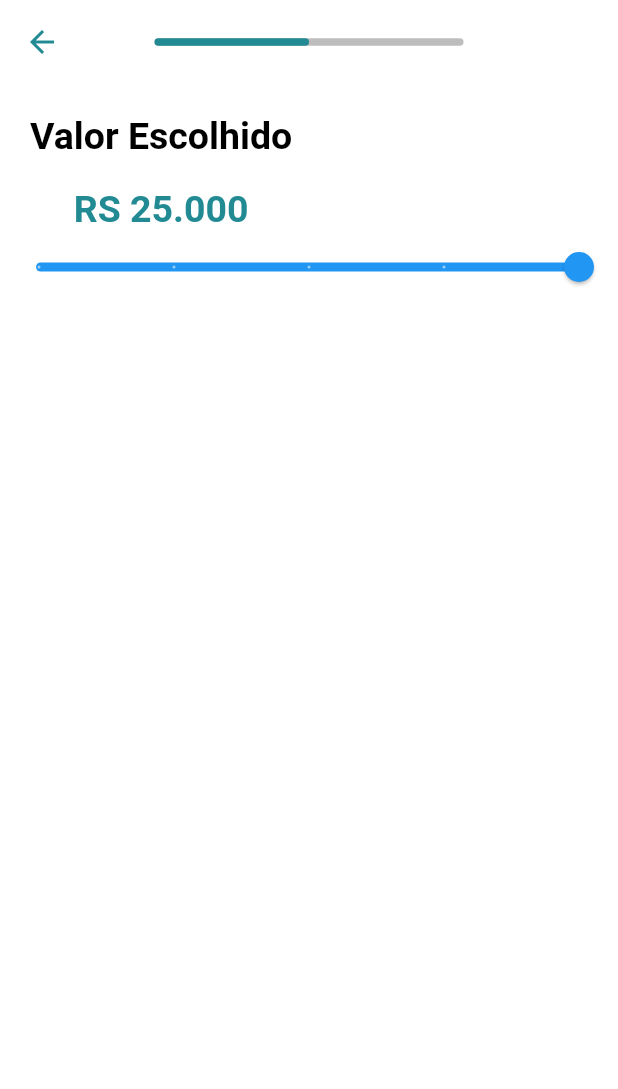
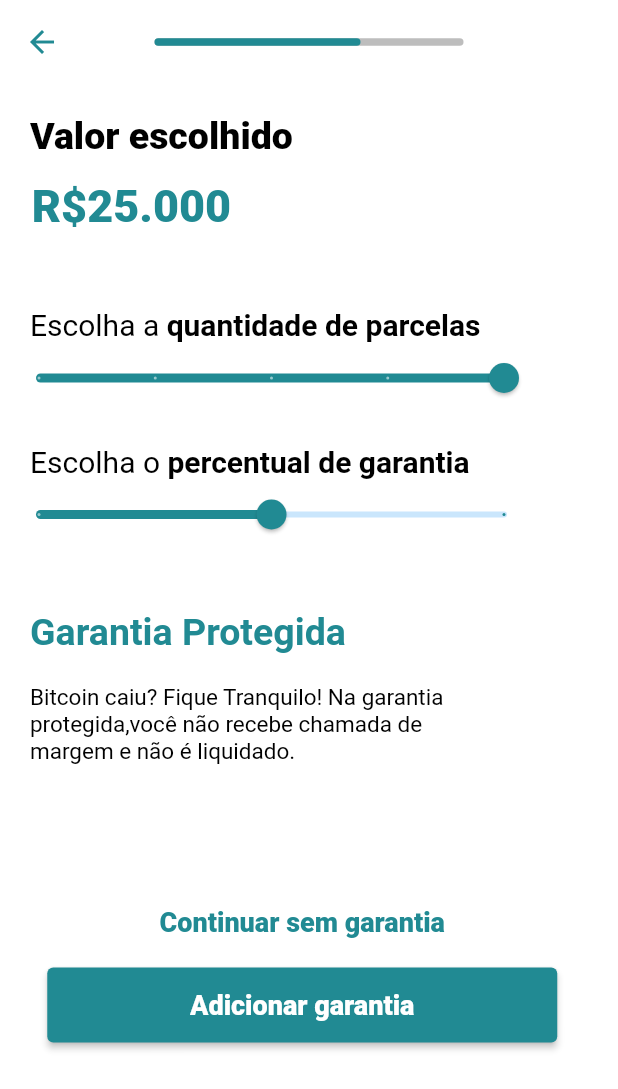
Before and after one commit to juliane-maria/credit-simulator, a Flutter app: the SecondPage screen opened by its route, on a phone screen of 412 x 824 dp. Shown: the top 1089 px of the screen. Run offline on Flutter 3.47's test engine with Material 2 defaults, Android fonts, the phone set to English and light mode, and no system bars; our stand-ins replace flutter_modular.

Commit message:
feat(second-page) : layout completo

```diff
--- a/lib/core/modules/app_module.dart
+++ b/lib/core/modules/app_module.dart
@@ -1,8 +1,9 @@
 import 'package:flutter_modular/flutter_modular.dart';
-import 'package:simular_credito/presenter/pages/first_page/first_page.dart';
-import 'package:simular_credito/presenter/pages/second_page/second_page.dart';
 
+import '../../presenter/pages/first_page/first_page.dart';
 import '../../presenter/pages/home_page/home_page.dart';
+import '../../presenter/pages/second_page/second_page.dart';
+import '../../presenter/pages/third_page/third_page.dart';
 
 class AppModule extends Module {
   @override
@@ -21,5 +22,9 @@ class AppModule extends Module {
           '/second-page',
           child: (context, args) => const SecondPage(),
         ),
+        ChildRoute(
+          '/third-page',
+          child: (context, args) => const ThirdPage(),
+        ),
       ];
 }
--- /dev/null
+++ b/lib/presenter/components/button_garantia_component.dart
@@ -0,0 +1,43 @@
+import 'package:flutter/material.dart';
+import 'package:flutter/src/foundation/key.dart';
+import 'package:flutter/src/widgets/framework.dart';
+import 'package:simular_credito/presenter/theme_app.dart';
+
+class ButtonGarantiaComponent extends StatelessWidget {
+  final String buttonText;
+  final void Function()? onTap;
+  const ButtonGarantiaComponent(
+      {Key? key, required this.buttonText, this.onTap})
+      : super(key: key);
+
+  @override
+  Widget build(BuildContext context) {
+    return Center(
+      child: Column(
+        children: <Widget>[
+          Padding(
+            padding: const EdgeInsets.only(top: 5, right: 9),
+            child: SizedBox(
+              width: 340,
+              height: 50,
+              child: ElevatedButton(
+                style: ButtonStyle(
+                  backgroundColor:
+                      MaterialStateProperty.all<Color>(ThemeApp.primaryColor),
+                ),
+                onPressed: onTap,
+                child: Text(
+                  buttonText,
+                  style: const TextStyle(
+                      fontSize: 18,
+                      fontWeight: FontWeight.w800,
+                      color: ThemeApp.thirdColor),
+                ),
+              ),
+            ),
+          )
+        ],
+      ),
+    );
+  }
+}
--- a/lib/presenter/components/button_component.dart
+++ b/lib/presenter/components/button_padrao_component.dart
@@ -1,5 +1,6 @@
 import 'package:flutter/material.dart';
-import 'package:simular_credito/presenter/theme_app.dart';
+
+import '../theme_app.dart';
 
 class ButtonComponent extends StatelessWidget {
   final String buttonText;
--- /dev/null
+++ b/lib/presenter/components/button_sem_garantia_component.dart
@@ -0,0 +1,38 @@
+import 'package:flutter/material.dart';
+import 'package:flutter/src/foundation/key.dart';
+import 'package:flutter/src/widgets/framework.dart';
+import 'package:simular_credito/presenter/theme_app.dart';
+
+class ButtonSemGarantiaComponent extends StatelessWidget {
+  final String buttonText;
+  final void Function()? onTap;
+  const ButtonSemGarantiaComponent(
+      {Key? key, required this.buttonText, this.onTap})
+      : super(key: key);
+
+  @override
+  Widget build(BuildContext context) {
+    return Padding(
+      padding: const EdgeInsets.only(top: 80, right: 9),
+      child: SizedBox(
+        width: 340,
+        height: 50,
+        child: ElevatedButton(
+          style: ButtonStyle(
+            elevation: MaterialStateProperty.all(0),
+            backgroundColor:
+                MaterialStateProperty.all<Color>(ThemeApp.thirdColor),
+          ),
+          onPressed: onTap,
+          child: Text(
+            buttonText,
+            style: const TextStyle(
+                fontSize: 18,
+                fontWeight: FontWeight.w800,
+                color: ThemeApp.primaryColor),
+          ),
+        ),
+      ),
+    );
+  }
+}
--- a/lib/presenter/pages/first_page/first_page.dart
+++ b/lib/presenter/pages/first_page/first_page.dart
@@ -1,7 +1,7 @@
 import 'package:flutter/material.dart';
 import 'package:flutter_modular/flutter_modular.dart';
 
-import '../../components/button_component.dart';
+import '../../components/button_padrao_component.dart';
 import '../../components/progress_bar_component.dart';
 import '../../theme_app.dart';
 import 'widgets/form_simula_widget.dart';
--- a/lib/presenter/pages/home_page/home_page.dart
+++ b/lib/presenter/pages/home_page/home_page.dart
@@ -1,7 +1,7 @@
 import 'package:flutter/material.dart';
 import 'package:flutter_modular/flutter_modular.dart';
 
-import '../../components/button_component.dart';
+import '../../components/button_padrao_component.dart';
 import 'widgets/form_fields_widget.dart';
 
 class HomePage extends StatelessWidget {
--- a/lib/presenter/pages/second_page/second_page.dart
+++ b/lib/presenter/pages/second_page/second_page.dart
@@ -1,8 +1,15 @@
 import 'package:flutter/material.dart';
-import 'package:simular_credito/presenter/pages/second_page/widgets/texts_widgets.dart';
+import 'package:flutter_modular/flutter_modular.dart';
 
+import '../../components/button_garantia_component.dart';
+import '../../components/button_sem_garantia_component.dart';
 import '../../components/progress_bar_component.dart';
 import '../../theme_app.dart';
+import 'widgets/first_subtitle_widget.dart';
+import 'widgets/first_title_widget.dart';
+import 'widgets/second_subtitle_widget.dart';
+import 'widgets/second_title_widget.dart';
+import 'widgets/texto_descritivo_widget.dart';
 
 class SecondPage extends StatefulWidget {
   const SecondPage({Key? key}) : super(key: key);
@@ -15,31 +22,42 @@ class _SecondPageState extends State<SecondPage> {
   @override
   Widget build(BuildContext context) {
     double _currentSliderValue = 12;
-    double progress = MediaQuery.of(context).size.height / 4;
+    double _currentSliderValue1 = 12;
+    double progress = MediaQuery.of(context).size.width / 2;
     return Scaffold(
-      backgroundColor: ThemeApp.thirtColor,
+      backgroundColor: ThemeApp.thirdColor,
       appBar: AppBar(
-        backgroundColor: ThemeApp.thirtColor,
+        backgroundColor: ThemeApp.thirdColor,
         elevation: 0,
         foregroundColor: ThemeApp.primaryColor,
         centerTitle: true,
         actions: const [],
-        title:
-            ProgressBarComponent(progress: progress / 2, maxProgress: progress),
+        title: ProgressBarComponent(
+            progress: progress / 3 * 2, maxProgress: progress),
       ),
       body: Column(
         children: [
           Row(
             children: [
-              TextsWidgets(
-                  firstTitle: 'Valor Escolhido',
-                  secondTitle: 'RS 25.000',
-                  firstSubtitle: 'Escolha a ',
-                  secondSubtitle: 'quantidade de parcelas')
+              FirstTitleWidget(
+                firstTitle: 'Valor escolhido',
+                // secondTitle: 'RS 25.000',
+                // firstSubtitle: 'Escolha a ',
+                // secondSubtitle: 'quantidade de parcelas'
+              ),
             ],
           ),
-          Slider(
+          Row(
+            children: [
+              FirstSubtitleWidget(firstSubtitle: 'Escolha a '),
+              SecondSubtitleWidget(secondSubtitle: 'quantidade de parcelas')
+            ],
+          ),
+          Padding(
+            padding: const EdgeInsets.only(right: 50),
+            child: Slider(
               value: _currentSliderValue,
+              activeColor: ThemeApp.primaryColor,
               max: 12,
               divisions: 4,
               label: _currentSliderValue.round().toString(),
@@ -49,6 +67,64 @@ class _SecondPageState extends State<SecondPage> {
                 });
               },
             ),
+          ),
+          Row(
+            children: [
+              FirstSubtitleWidget(firstSubtitle: 'Escolha o '),
+              SecondSubtitleWidget(secondSubtitle: 'percentual de garantia')
+            ],
+          ),
+          Padding(
+            padding: const EdgeInsets.only(right: 50),
+            child: Slider(
+              activeColor: ThemeApp.primaryColor,
+              value: _currentSliderValue1,
+              max: 20,
+              divisions: 2,
+              label: _currentSliderValue1.round().toString(),
+              onChanged: (double value) {
+                setState(() {
+                  _currentSliderValue1 = value;
+                });
+              },
+            ),
+          ),
+          Row(
+            children: [
+              SecondTitleWidget(secondTitle: 'Garantia Protegida'),
+            ],
+          ),
+          Row(
+            children: [
+              TextoDescritivoWidget(
+                  text: 'Bitcoin caiu? Fique Tranquilo! '
+                      'Na garantia\nprotegida,você não recebe'
+                      ' chamada de\nmargem '
+                      'e não é liquidado.'),
+            ],
+          ),
+          Column(
+            children: [
+              Padding(
+                padding: const EdgeInsets.only(),
+                child: ButtonSemGarantiaComponent(
+                  buttonText: 'Continuar sem garantia',
+                  onTap: () {
+                    Modular.to.pushNamed('/third-page');
+                  },
+                ),
+              ),
+              Padding(
+                padding: const EdgeInsets.only(),
+                child: ButtonGarantiaComponent(
+                  buttonText: 'Adicionar garantia',
+                  onTap: () {
+                    Modular.to.pushNamed('/third-page');
+                  },
+                ),
+              ),
+            ],
+          ),
         ],
       ),
     );
--- /dev/null
+++ b/lib/presenter/pages/second_page/widgets/first_subtitle_widget.dart
@@ -0,0 +1,40 @@
+import 'package:flutter/cupertino.dart';
+import 'package:flutter/src/foundation/key.dart';
+import 'package:flutter/src/widgets/framework.dart';
+
+import '../../../theme_app.dart';
+
+class FirstSubtitleWidget extends StatefulWidget {
+  final String firstSubtitle;
+  const FirstSubtitleWidget({Key? key, required this.firstSubtitle})
+      : super(key: key);
+
+  @override
+  State<FirstSubtitleWidget> createState() => _FirstSubtitleWidgetState();
+}
+
+class _FirstSubtitleWidgetState extends State<FirstSubtitleWidget> {
+  @override
+  Widget build(BuildContext context) {
+    return Column(
+      children: [
+        Row(
+          children: [
+            Padding(
+              padding: const EdgeInsets.only(left: 20, top: 20),
+              child: Text.rich(
+                TextSpan(
+                  text: widget.firstSubtitle,
+                  style: TextStyle(
+                      fontWeight: FontWeight.normal,
+                      fontSize: 20,
+                      color: ThemeApp.secondColor),
+                ),
+              ),
+            ),
+          ],
+        ),
+      ],
+    );
+  }
+}
--- /dev/null
+++ b/lib/presenter/pages/second_page/widgets/first_title_widget.dart
@@ -0,0 +1,59 @@
+import 'package:flutter/material.dart';
+import 'package:flutter/src/foundation/key.dart';
+import 'package:flutter/src/widgets/framework.dart';
+
+import '../../../theme_app.dart';
+
+class FirstTitleWidget extends StatefulWidget {
+  final String firstTitle;
+
+  const FirstTitleWidget({Key? key, required this.firstTitle})
+      : super(key: key);
+
+  @override
+  State<FirstTitleWidget> createState() => _FirstTitleWidgetState();
+}
+
+class _FirstTitleWidgetState extends State<FirstTitleWidget> {
+  final String recebeValorSimulado = 'R\$25.000';
+  @override
+  Widget build(BuildContext context) {
+    return Column(
+      children: [
+        Row(
+          children: [
+            Padding(
+              padding: const EdgeInsets.only(
+                left: 20,
+                top: 20,
+              ),
+              child: Text.rich(
+                TextSpan(
+                  text: widget.firstTitle,
+                  style: TextStyle(
+                      fontWeight: FontWeight.w900,
+                      fontSize: 25,
+                      color: ThemeApp.secondColor),
+                ),
+              ),
+            ),
+          ],
+        ),
+        Row(
+          children: [
+            Padding(
+              padding: const EdgeInsets.only(top: 15, bottom: 30, right: 20),
+              child: Text(
+                recebeValorSimulado,
+                style: TextStyle(
+                    fontSize: 30,
+                    fontWeight: FontWeight.w900,
+                    color: ThemeApp.primaryColor),
+              ),
+            ),
+          ],
+        ),
+      ],
+    );
+  }
+}
--- /dev/null
+++ b/lib/presenter/pages/second_page/widgets/second_subtitle_widget.dart
@@ -0,0 +1,40 @@
+import 'package:flutter/material.dart';
+import 'package:flutter/src/foundation/key.dart';
+import 'package:flutter/src/widgets/framework.dart';
+
+import '../../../theme_app.dart';
+
+class SecondSubtitleWidget extends StatefulWidget {
+  final String secondSubtitle;
+  const SecondSubtitleWidget({Key? key, required this.secondSubtitle})
+      : super(key: key);
+
+  @override
+  State<SecondSubtitleWidget> createState() => _SecondSubtitleWidgetState();
+}
+
+class _SecondSubtitleWidgetState extends State<SecondSubtitleWidget> {
+  @override
+  Widget build(BuildContext context) {
+    return Column(
+      children: [
+        Row(
+          children: [
+            Padding(
+              padding: const EdgeInsets.only(top: 20),
+              child: Text.rich(
+                TextSpan(
+                  text: widget.secondSubtitle,
+                  style: TextStyle(
+                      fontWeight: FontWeight.bold,
+                      fontSize: 20,
+                      color: ThemeApp.secondColor),
+                ),
+              ),
+            ),
+          ],
+        ),
+      ],
+    );
+  }
+}
--- /dev/null
+++ b/lib/presenter/pages/second_page/widgets/second_title_widget.dart
@@ -0,0 +1,42 @@
+import 'dart:ui';
+
+import 'package:flutter/material.dart';
+import 'package:flutter/src/foundation/key.dart';
+import 'package:flutter/src/widgets/framework.dart';
+
+import '../../../theme_app.dart';
+
+class SecondTitleWidget extends StatefulWidget {
+  final String secondTitle;
+  const SecondTitleWidget({Key? key, required this.secondTitle})
+      : super(key: key);
+
+  @override
+  State<SecondTitleWidget> createState() => _SecondTitleWidgetState();
+}
+
+class _SecondTitleWidgetState extends State<SecondTitleWidget> {
+  @override
+  Widget build(BuildContext context) {
+    return Column(
+      children: [
+        Row(
+          children: [
+            Padding(
+              padding: const EdgeInsets.only(left: 20, top: 40),
+              child: Text.rich(
+                TextSpan(
+                  text: widget.secondTitle,
+                  style: TextStyle(
+                      fontWeight: FontWeight.bold,
+                      fontSize: 25,
+                      color: ThemeApp.primaryColor),
+                ),
+              ),
+            ),
+          ],
+        ),
+      ],
+    );
+  }
+}
--- /dev/null
+++ b/lib/presenter/pages/second_page/widgets/texto_descritivo_widget.dart
@@ -0,0 +1,28 @@
+import 'package:flutter/material.dart';
+import 'package:flutter/src/foundation/key.dart';
+import 'package:flutter/src/widgets/framework.dart';
+
+import '../../../theme_app.dart';
+
+class TextoDescritivoWidget extends StatelessWidget {
+  final String text;
+  const TextoDescritivoWidget({Key? key, required this.text}) : super(key: key);
+
+  @override
+  Widget build(BuildContext context) {
+    return Row(
+      children: [
+        Padding(
+          padding: const EdgeInsets.only(left: 20, top: 20),
+          child: Text(
+            text,
+            style: TextStyle(
+                fontSize: 15,
+                fontWeight: FontWeight.normal,
+                color: ThemeApp.secondColor),
+          ),
+        ),
+      ],
+    );
+  }
+}
--- a/lib/presenter/pages/second_page/widgets/texts_widgets.dart
+++ /dev/null
@@ -1,84 +0,0 @@
-import 'package:flutter/cupertino.dart';
-import 'package:flutter/src/foundation/key.dart';
-import 'package:flutter/src/widgets/framework.dart';
-
-import '../../../theme_app.dart';
-
-class TextsWidgets extends StatefulWidget {
-  final String firstTitle;
-  final String secondTitle;
-  final String firstSubtitle;
-  final String secondSubtitle;
-  const TextsWidgets(
-      {Key? key,
-      required this.firstTitle,
-      required this.secondTitle,
-      required this.firstSubtitle,
-      required this.secondSubtitle})
-      : super(key: key);
-
-  @override
-  State<TextsWidgets> createState() => _TextsWidgetsState();
-}
-
-class _TextsWidgetsState extends State<TextsWidgets> {
-  @override
-  Widget build(BuildContext context) {
-    return Column(
-      children: [
-        Row(
-          children: [
-            Padding(
-              padding: const EdgeInsets.only(left: 20, top: 20),
-              child: Text.rich(
-                TextSpan(
-                  text: widget.firstTitle,
-                  style: TextStyle(
-                      fontWeight: FontWeight.bold,
-                      fontSize: 25,
-                      color: ThemeApp.secondColor),
-                  //children: [
-
-                  // TextSpan(
-                  //   text: widget.firstSubtitle,
-                  //   style: TextStyle(
-                  //     fontWeight: FontWeight.normal,
-                  //     fontSize: 25,
-                  //     color: ThemeApp.secondColor,
-                  //   ),
-                  // ),
-                  // TextSpan(
-                  //   text: widget.secondSubtitle,
-                  //   style: TextStyle(
-                  //     fontWeight: FontWeight.bold,
-                  //     fontSize: 25,
-                  //     color: ThemeApp.secondColor,
-                  //   ),
-                  // ),
-                  //],
-                ),
-              ),
-            ),
-          ],
-        ),
-        Row(
-          children: [
-            Padding(
-              padding: const EdgeInsets.only(left: 20, top: 20),
-              child: Text.rich(
-                TextSpan(
-                  text: widget.secondTitle,
-                  style: TextStyle(
-                    fontWeight: FontWeight.bold,
-                    fontSize: 25,
-                    color: ThemeApp.primaryColor,
-                  ),
-                ),
-              ),
-            ),
-          ],
-        ),
-      ],
-    );
-  }
-}
--- a/lib/presenter/theme_app.dart
+++ b/lib/presenter/theme_app.dart
@@ -3,5 +3,5 @@ import 'package:flutter/material.dart';
 abstract class ThemeApp {
   static const primaryColor = Color.fromARGB(255, 33, 138, 147);
   static const secondColor = Color.fromARGB(255, 0, 0, 0);
-  static const thirtColor = Color.fromARGB(255, 255, 255, 255);
+  static const thirdColor = Color.fromARGB(255, 255, 255, 255);
 }
```
Also changed, not shown: 1 other file. Lines whose indentation alone changed are shown as unchanged.
